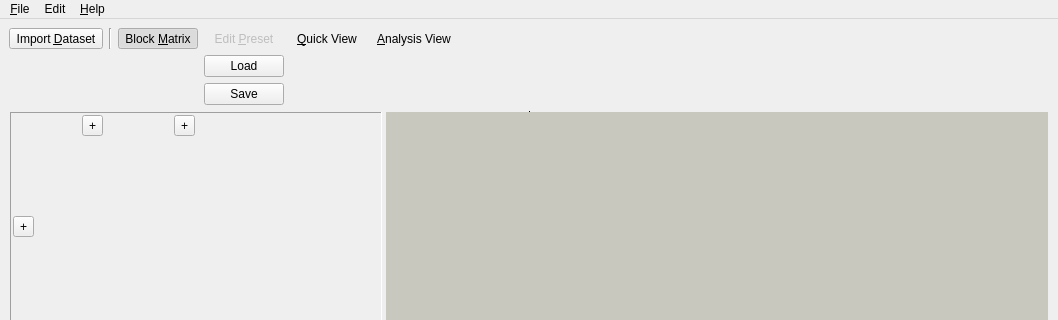
Above: shapeout2/gui/main.ui from ZELLMECHANIK-DRESDEN/ShapeOut2 before the change; both pictures show x 0 to 1058 and y 0 to 320 of the 1058 by 670 pixel window. Below: the same form after it.
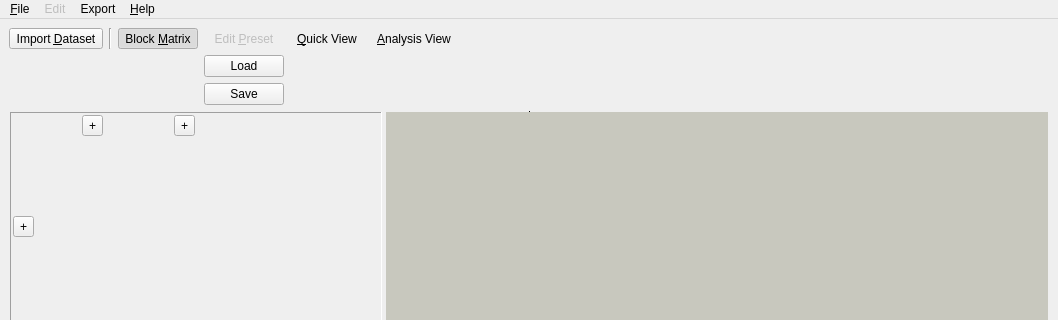
That is the form after the change. Custom widgets are drawn as their Qt base class.

The edit to the form file:
```diff
--- a/shapeout2/gui/main.ui
+++ b/shapeout2/gui/main.ui
@@ -403,6 +403,9 @@
     <addaction name="action_Quit"/>
    </widget>
    <widget class="QMenu" name="menuEdit">
+    <property name="enabled">
+     <bool>false</bool>
+    </property>
     <property name="title">
      <string>Edit</string>
     </property>
@@ -417,8 +420,17 @@
     <addaction name="action_Software"/>
     <addaction name="action_About"/>
    </widget>
+   <widget class="QMenu" name="menuExport">
+    <property name="title">
+     <string>Export</string>
+    </property>
+    <addaction name="actionData_2"/>
+    <addaction name="actionPlots_2"/>
+    <addaction name="actionStatistics"/>
+   </widget>
    <addaction name="menu_File"/>
    <addaction name="menuEdit"/>
+   <addaction name="menuExport"/>
    <addaction name="menu_Help"/>
   </widget>
   <widget class="QStatusBar" name="statusbar"/>
```
Left out of the diff: 25 changed lines with no effect on the pictures.
